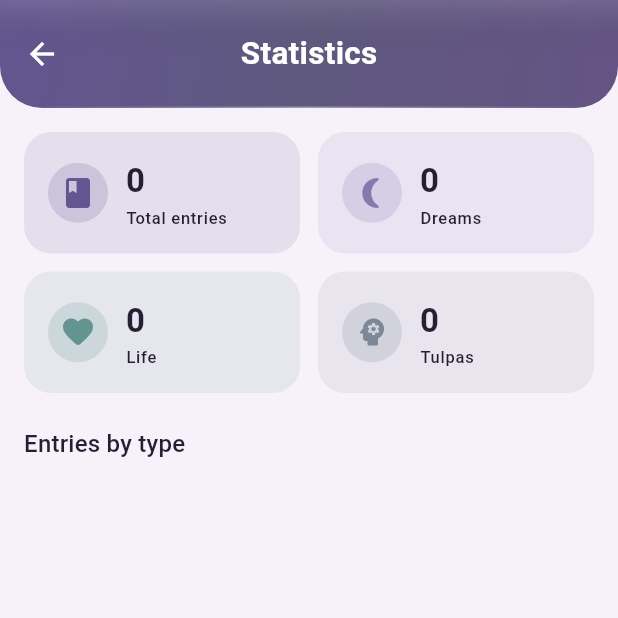
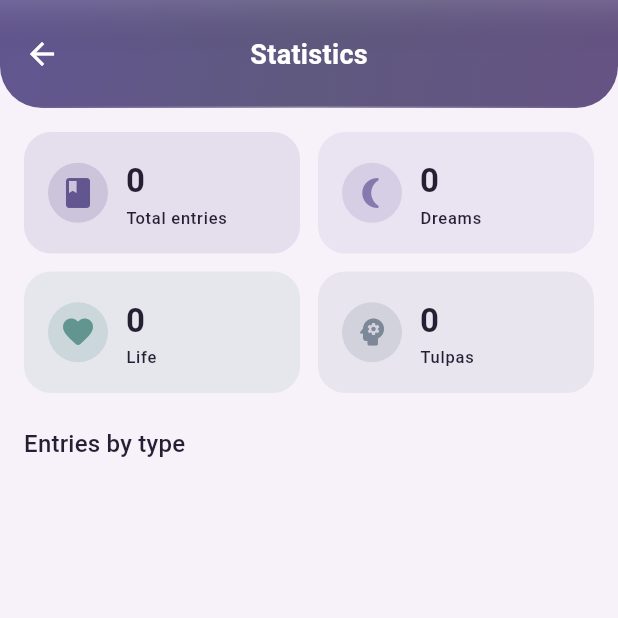
Before and after one commit to wxstdo-boop/Ataraxy, a Flutter app: the screen it shows after launch, after a tap on the "close" icon, after a tap on the "insights" icon, on a phone screen of 412 x 824 dp, the top half of it. Run offline on Flutter 3.47's test engine with Material 3 defaults, Android fonts, the phone set to English and light mode, and no system bars; drawn by our look-alikes of fl_chart; our stand-ins replace file_picker, flutter_local_notifications, flutter_markdown_plus, hive, hive_flutter, pedometer and 6 more; missing offline and left inert: dart:js_interop, file_selector; accounts and stored records are empty.

Commit message:
polish: kill header white leak, smooth splash exit, search controller
- Home feed wash now uses the scaffold colour instead of near-white
  surfaceContainerLowest, so the AppBar's rounded bottom corners no longer
  show white "просветы" against the lavender scaffold.
- Splash exit drops the full-screen ScaleTransition (per-frame bilinear
  resample of a screen-sized texture) for a pure FadeTransition inside a
  RepaintBoundary — the cheap, smooth exit on weak GPUs.
- Home is built and kept behind the welcome card during onboarding so
  "Начать пользоваться" reveals an already-rasterised feed (no build spike).
- Search field gets a TextEditingController, cleared on open/close and on
  focus loss, so reopening search never restores the previous query.
- Global input hint cross-fades (220 ms) instead of the stock 20 ms snap.
- Frosted-glass (blurred, semi-transparent) snackbars with a cached shader.
- AppBar title trimmed 21 -> 18; splash wordmark gains a hand-drawn dashed
  underline.
- Document the theming/performance pitfalls in AGENTS.md.

Co-authored-by: openhands <openhands@all-hands.dev>

```diff
--- a/lib/home_content.dart
+++ b/lib/home_content.dart
@@ -33,7 +33,6 @@ class HomeContent extends StatefulWidget {
 
 class HomeContentState extends State<HomeContent>
     with SingleTickerProviderStateMixin {
-  Widget _child = const SizedBox.shrink();
   bool _showSplash = true;
   late AnimationController _splashController;
   late Animation<double> _splashOpacity;
@@ -44,7 +43,6 @@ class HomeContentState extends State<HomeContent>
     super.initState();
     splashActive.value = true;
     _lastSettings = widget.settingsNotifier.value;
-    _child = _buildChild(_lastSettings);
     widget.settingsNotifier.addListener(_onSettingsChanged);
 
     _splashController = AnimationController(
@@ -63,7 +61,7 @@ class HomeContentState extends State<HomeContent>
     _splashOpacity = Tween<double>(begin: 1.0, end: 0.0).animate(
       CurvedAnimation(
         parent: _splashController,
-        curve: const Interval(0.32, 1.0, curve: Curves.easeInOutCubic),
+        curve: const Interval(0.28, 1.0, curve: Curves.easeInOutCubic),
       ),
     );
 
@@ -81,14 +79,9 @@ class HomeContentState extends State<HomeContent>
   @override
   void didUpdateWidget(covariant HomeContent oldWidget) {
     super.didUpdateWidget(oldWidget);
-    // Rebuild the child whenever the shell tells us the active screen
-    // changed. Without this the welcome/lock screens get stuck: the child is
-    // only refreshed on settings-notifier events, so the dismiss (×) button
-    // never worked and "Начать пользоваться" needed a second tap.
-    if (oldWidget.showWelcome != widget.showWelcome ||
-        oldWidget.authenticated != widget.authenticated) {
-      _child = _buildChild(widget.settingsNotifier.value);
-    }
+    // The child is rebuilt implicitly in build(); just refresh the cached
+    // settings snapshot so the structural-change guard below stays accurate.
+    _lastSettings = widget.settingsNotifier.value;
   }
 
   @override
@@ -102,47 +95,48 @@ class HomeContentState extends State<HomeContent>
   void _onSettingsChanged() {
     if (!mounted) return;
     final settings = widget.settingsNotifier.value;
-    // Only rebuild the child when something STRUCTURAL changed: the Tulpa
-    // tab set or the PIN lock. Everything else (theme, language, water,
-    // fasting, …) already propagates through InheritedWidgets, so rebuilding
-    // the entire home tree on every toggle was pure waste — it re-ran the
-    // whole list build (markdown parse + layout of every entry card).
-    if (settings.tulpaEnabled == _lastSettings.tulpaEnabled &&
-        settings.pin == _lastSettings.pin) {
-      return;
-    }
+    // Only rebuild when something STRUCTURAL changed: the Tulpa tab set or
+    // the PIN lock. Everything else (theme, language, water, fasting, …)
+    // already propagates through InheritedWidgets, so rebuilding the entire
+    // home tree on every toggle was pure waste — it re-ran the whole list
+    // build (markdown parse + layout of every entry card).
+    final structural =
+        settings.tulpaEnabled != _lastSettings.tulpaEnabled ||
+        settings.pin != _lastSettings.pin;
     _lastSettings = settings;
-    setState(() => _child = _buildChild(settings));
+    if (structural) setState(() {});
   }
 
-  Widget _buildChild(AppSettings settings) {
+  /// The visible content for the current shell flags. During onboarding the
+  /// home screen is kept in the tree BEHIND the welcome card (see build) so
+  /// it is already laid out and rasterised before "Начать пользоваться" is
+  /// tapped — the cross-fade then just reveals an already-painted screen
+  /// instead of building the whole feed in one frame (the lag after the tap).
+  Widget _content() {
+    final settings = widget.settingsNotifier.value;
+    final Widget gated;
     if (widget.showWelcome) {
-      return WelcomeScreen(
+      gated = WelcomeScreen(
         key: const ValueKey('welcome'),
         settings: settings,
         onComplete: widget.onWelcomeComplete,
         onDismiss: widget.onDismissWelcome,
       );
-    }
-    if (settings.pin != null && !widget.authenticated) {
-      return SettingsProviderPin(
+    } else if (settings.pin != null && !widget.authenticated) {
+      gated = SettingsProviderPin(
         key: const ValueKey('lock'),
         pin: settings.pin!,
         child: LockScreen(onUnlocked: widget.onUnlocked),
       );
-    }
-    return HomeScreen(
+    } else {
+      gated = HomeScreen(
         key: const ValueKey('home'),
         tulpaEnabled: settings.tulpaEnabled,
         onRequestLock: widget.onRequestLock,
       );
     }
 
-  @override
-  Widget build(BuildContext context) {
-    final content = Container(
-      color: Theme.of(context).scaffoldBackgroundColor,
-      child: AnimatedSwitcher(
+    return AnimatedSwitcher(
       duration: const Duration(milliseconds: 300),
       switchInCurve: Curves.easeOutCubic,
       switchOutCurve: Curves.easeInCubic,
@@ -152,9 +146,39 @@ class HomeContentState extends State<HomeContent>
         // duplicated "double animation" right after onboarding.
         return FadeTransition(opacity: animation, child: child);
       },
-        child: _child,
+      child: gated,
+    );
+  }
+
+  /// The home screen pre-built behind the welcome card during onboarding.
+  Widget _prebuiltHome() => HomeScreen(
+        key: const ValueKey('home'),
+        tulpaEnabled: widget.settingsNotifier.value.tulpaEnabled,
+        onRequestLock: widget.onRequestLock,
+      );
+
+  @override
+  Widget build(BuildContext context) {
+    final bg = Container(color: Theme.of(context).scaffoldBackgroundColor);
+
+    // Onboarding: keep the welcome card on top of the home screen, which is
+    // mounted but hidden so it warms up (data loaded, first layout + paint
+    // done) before the user finishes. Offstage+Opacity(0) keeps it laid out
+    // and painted while invisible, so "Начать пользоваться" reveals an
+    // already-ready screen. IgnorePointer + the covering welcome card keep
+    // the hidden home from receiving input.
+    final Widget content = widget.showWelcome
+        ? Stack(
+            fit: StackFit.expand,
+            children: [
+              Opacity(
+                opacity: 0,
+                child: IgnorePointer(child: _prebuiltHome()),
               ),
-    );
+              _content(),
+            ],
+          )
+        : _content();
 
     // Always keep the same tree shape (content under the splash overlay). If
     // we swapped the Stack for the bare content when the splash finished, the
@@ -164,30 +188,23 @@ class HomeContentState extends State<HomeContent>
     return Stack(
       fit: StackFit.expand,
       children: [
+        bg,
         content,
         IgnorePointer(
           ignoring: !_showSplash,
+          // RepaintBoundary: the splash subtree (big gradients + artwork) is
+          // rasterised ONCE into a texture and the fade is then a pure
+          // composited opacity — no re-rasterisation per frame.
+          //
+          // NO ScaleTransition here on purpose. Scaling a full-screen texture
+          // makes the GPU re-sample every pixel of the whole screen every
+          // frame (bilinear filtering over ~1080p), which is exactly the
+          // "подтормаживает выход со сплеша" the user kept feeling on
+          // mid-range phones. A plain opacity fade is a single cheap blend
+          // with zero resampling, so it stays smooth even on weak GPUs.
+          child: RepaintBoundary(
             child: FadeTransition(
               opacity: _splashOpacity,
-            // A gentle scale-up as the splash fades: the whole panel breathes
-            // outward and dissolves, so the exit reads as a melt rather than
-            // a hard cut.
-            child: ScaleTransition(
-              // A gentle scale-up that runs over the SAME window as the fade
-              // and eases in/out, so the panel breathes outward and dissolves
-              // as one motion (no separate mid-flight start).
-              scale: Tween<double>(begin: 1.0, end: 1.04).animate(
-                CurvedAnimation(
-                  parent: _splashController,
-                  curve: const Interval(0.30, 1.0, curve: Curves.easeInOutCubic),
-                ),
-              ),
-              // RepaintBoundary: the splash subtree (big gradients + artwork)
-              // is rasterised ONCE into a texture, and the fade/scale below
-              // are then pure composited transforms of that cached texture.
-              // Without this the full-screen gradients were re-rasterised on
-              // every frame of the exit — the laggy fade-out.
-              child: RepaintBoundary(
               child: SplashContent(
                 opacity: AlwaysStoppedAnimation(1.0),
                 contentOpacity: AlwaysStoppedAnimation(1.0),
@@ -198,7 +215,6 @@ class HomeContentState extends State<HomeContent>
             ),
           ),
         ),
-        ),
       ],
     );
   }
--- a/lib/splash_content.dart
+++ b/lib/splash_content.dart
@@ -144,6 +144,9 @@ class SplashContent extends StatelessWidget {
                       ),
                     ),
                     const SizedBox(height: 22),
+                    Column(
+                      mainAxisSize: MainAxisSize.min,
+                      children: [
                         Text(
                           L.tr(context, 'launchTitle'),
                           style: TextStyle(
@@ -161,6 +164,21 @@ class SplashContent extends StatelessWidget {
                           ),
                         ),
                         const SizedBox(height: 6),
+                        // Hand-drawn underline: a rounded dashed rule under
+                        // the wordmark. CustomPaint (not a decoration) so the
+                        // dashes get round caps and a slight arc.
+                        SizedBox(
+                          width: 168,
+                          height: 12,
+                          child: CustomPaint(
+                            painter: _DashedUnderlinePainter(
+                              color: Colors.white.withValues(alpha: 0.85),
+                            ),
+                          ),
+                        ),
+                      ],
+                    ),
+                    const SizedBox(height: 4),
                     Text(
                       L.tr(context, 'byWetidom'),
                       style: TextStyle(
@@ -290,3 +308,47 @@ class _CometPainter extends CustomPainter {
   bool shouldRepaint(covariant _CometPainter old) =>
       old.color != color || old.strokeWidth != strokeWidth;
 }
+
+/// A gentle dashed underline with rounded caps, drawn along a shallow arc so
+/// it reads as a hand-drawn stroke rather than a machine-straight rule.
+class _DashedUnderlinePainter extends CustomPainter {
+  final Color color;
+
+  static const double _dash = 7;
+  static const double _gap = 6;
+  static const double _strokeWidth = 3;
+
+  _DashedUnderlinePainter({required this.color});
+
+  @override
+  void paint(Canvas canvas, Size size) {
+    final paint = Paint()
+      ..color = color
+      ..style = PaintingStyle.stroke
+      ..strokeWidth = _strokeWidth
+      ..strokeCap = StrokeCap.round;
+
+    // Shallow downward bow: ends sit slightly higher than the middle.
+    final path = Path()
+      ..moveTo(_strokeWidth, size.height * 0.35)
+      ..quadraticBezierTo(
+        size.width / 2,
+        size.height,
+        size.width - _strokeWidth,
+        size.height * 0.35,
+      );
+
+    for (final metric in path.computeMetrics()) {
+      var distance = 0.0;
+      while (distance < metric.length) {
+        final next = (distance + _dash).clamp(0.0, metric.length);
+        canvas.drawPath(metric.extractPath(distance, next), paint);
+        distance = next + _gap;
+      }
+    }
+  }
+
+  @override
+  bool shouldRepaint(covariant _DashedUnderlinePainter old) =>
+      old.color != color;
+}
--- a/lib/theme/app_theme.dart
+++ b/lib/theme/app_theme.dart
@@ -263,12 +263,13 @@ class AppTheme {
         foregroundColor: effectiveHeaderFg,
         elevation: 0,
         scrolledUnderElevation: 0,
-        // Slightly bigger AppBar titles («Настройки», «Сон», «Редактировать»)
-        // — and explicitly the system sans, so headers never inherit the
+        // AppBar titles («Настройки», «Сон», «Редактировать») — trimmed down
+        // from 21 to 18 so the header reads calmer and stops "режет глаза";
+        // still explicitly the system sans, so headers never inherit the
         // display font's italic cut.
         titleTextStyle: TextStyle(
           color: effectiveHeaderFg,
-          fontSize: 21,
+          fontSize: 18,
           fontWeight: FontWeight.w700,
           letterSpacing: 0.2,
         ),
@@ -291,6 +292,10 @@ class AppTheme {
       inputDecorationTheme: InputDecorationTheme(
         filled: true,
         fillColor: scheme.surfaceContainerHigh,
+        // Hint text cross-fades (instead of the stock 20 ms snap) so the
+        // placeholder <-> typed-text swap — including the search field's
+        // "Поиск по записям..." — reads as a smooth dissolve, not a flicker.
+        hintFadeDuration: const Duration(milliseconds: 220),
         border: OutlineInputBorder(
           borderRadius: BorderRadius.circular(16),
           borderSide: BorderSide.none,
```
Also changed, not shown: lib/screens/home_screen.dart (+39 -17 lines), lib/widgets/animated_snack.dart (+18 -2 lines), 1 other file. Lines whose indentation alone changed are shown as unchanged.
